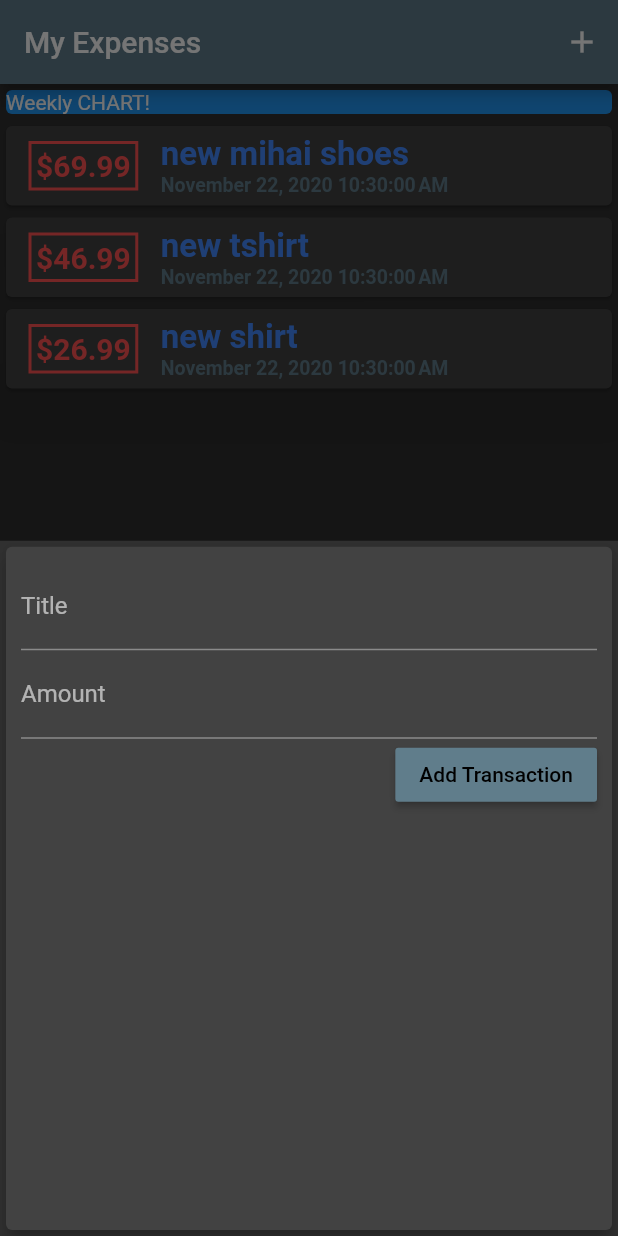
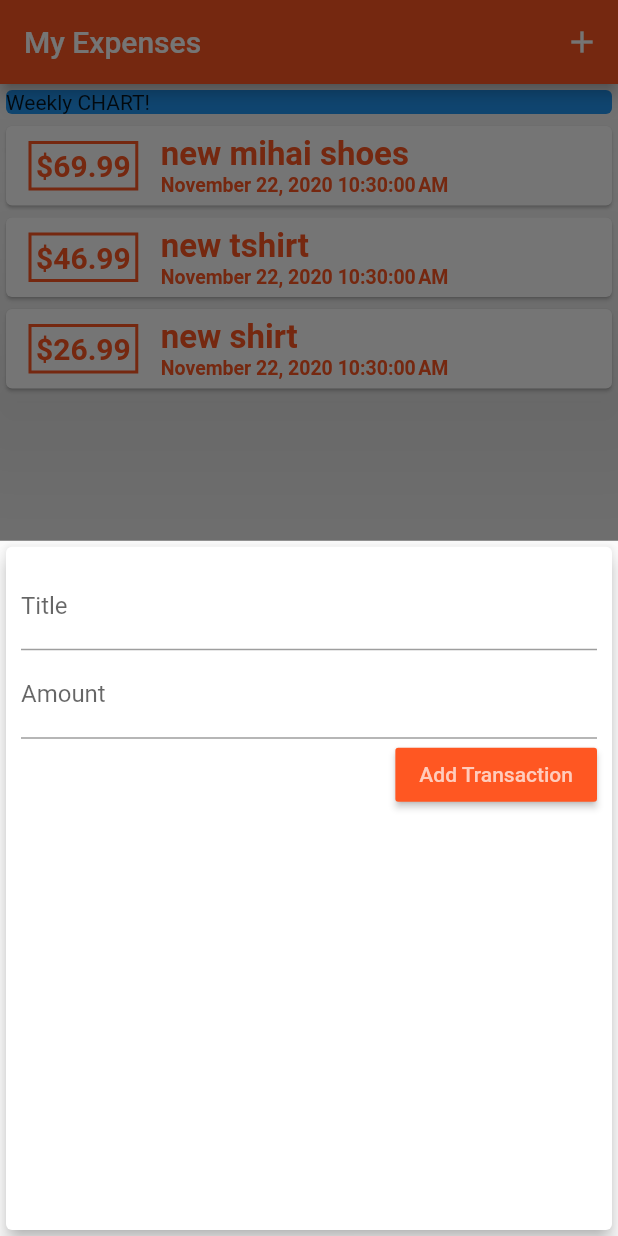
Before and after one commit to IonutSKL/myExpensesApp, a Flutter app: the screen it shows after launch, after a tap on the "add" icon, on a phone screen of 412 x 824 dp. Run offline on Flutter 3.47's test engine with Material 2 defaults, Android fonts, the phone set to English and light mode, and no system bars.

Commit message:
theme updates

```diff
--- a/lib/main.dart
+++ b/lib/main.dart
@@ -15,9 +15,11 @@ class MyApp extends StatelessWidget {
       title: 'Expenses App',
       home: MyHomePage(),
       theme: ThemeData(
-        brightness: Brightness.dark,
-        primaryColor: Colors.lightBlue[800],
-        accentColor: Colors.cyan[600],
+        primarySwatch: Colors.deepOrange,
+        accentColor: Colors.amberAccent
+        //brightness: Brightness.dark,
+        //primaryColor: Colors.lightBlue[800],
+        //accentColor: Colors.cyan[600],
       ),
     );
   }
@@ -81,7 +83,6 @@ class _MyHomePageState extends State<MyHomePage> {
     return Scaffold(
       appBar: AppBar(
         title: Text('My Expenses'),
-        backgroundColor: Colors.blueGrey,
         actions: <Widget>[
           IconButton(
             icon: Icon(Icons.add),
@@ -110,7 +111,6 @@ class _MyHomePageState extends State<MyHomePage> {
       floatingActionButton: FloatingActionButton(
         child: Icon(Icons.add),
         onPressed: () => _startAddNewTransaction(context),
-        backgroundColor: Colors.blueGrey,
       ),
     );
   }
--- a/lib/widgets/new_transaction.dart
+++ b/lib/widgets/new_transaction.dart
@@ -60,10 +60,10 @@ class _NewTransactionState extends State<NewTransaction> {
             ),
             RaisedButton(
               onPressed: submitData,
-              splashColor: Colors.green,
-              textColor: Colors.black,
+              splashColor: Theme.of(context).primaryColor,
+              textColor: Theme.of(context).primaryColorLight,
               child: Text('Add Transaction'),
-              color: Colors.blueGrey,
+              color: Theme.of(context).primaryColor,
             ),
           ],
         ),
--- a/lib/widgets/transaction_list.dart
+++ b/lib/widgets/transaction_list.dart
@@ -24,7 +24,7 @@ class TransactionList extends StatelessWidget {
                   ),
                   decoration: BoxDecoration(
                     border: Border.all(
-                      color: Colors.redAccent,
+                      color: Theme.of(context).primaryColor,
                       width: 2,
                     ),
                   ),
@@ -34,7 +34,7 @@ class TransactionList extends StatelessWidget {
                     style: TextStyle(
                       fontWeight: FontWeight.bold,
                       fontSize: 20,
-                      color: Colors.redAccent,
+                      color: Theme.of(context).primaryColor,
                     ),
                   ),
                 ),
@@ -46,7 +46,7 @@ class TransactionList extends StatelessWidget {
                       style: TextStyle(
                         fontWeight: FontWeight.bold,
                         fontSize: 22,
-                        color: Colors.blueAccent,
+                        color: Theme.of(context).primaryColor,
                       ),
                     ),
                     Text(
@@ -54,7 +54,7 @@ class TransactionList extends StatelessWidget {
                       style: TextStyle(
                         fontWeight: FontWeight.bold,
                         fontSize: 13,
-                        color: Colors.blueGrey,
+                        color: Theme.of(context).primaryColor,
                       ),
                     ),
                   ],
```
